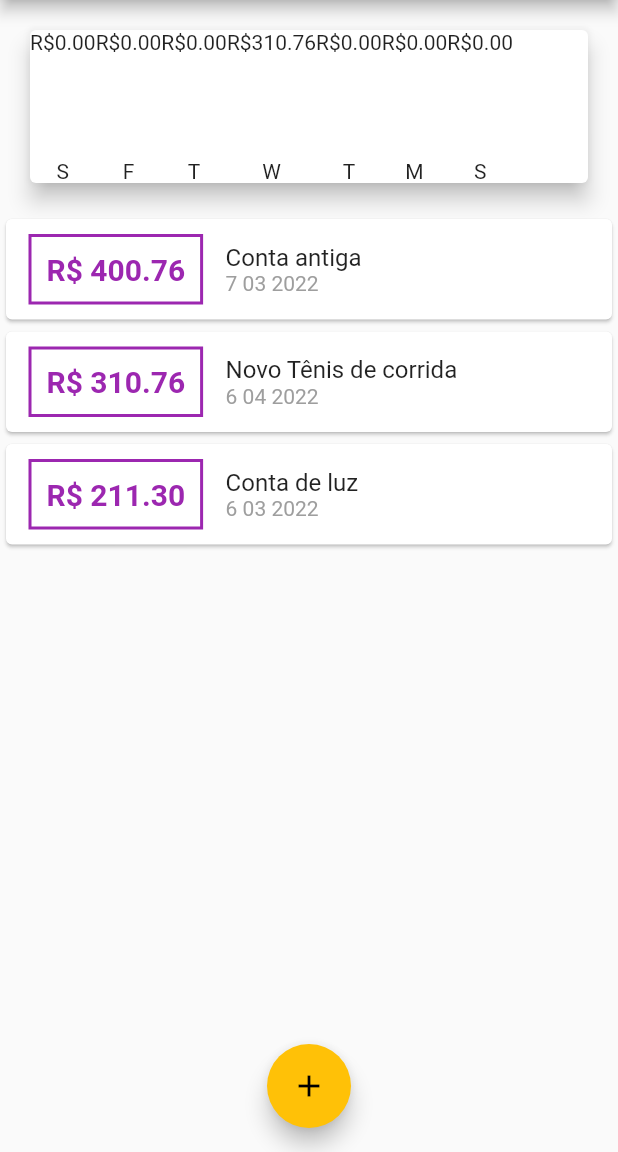
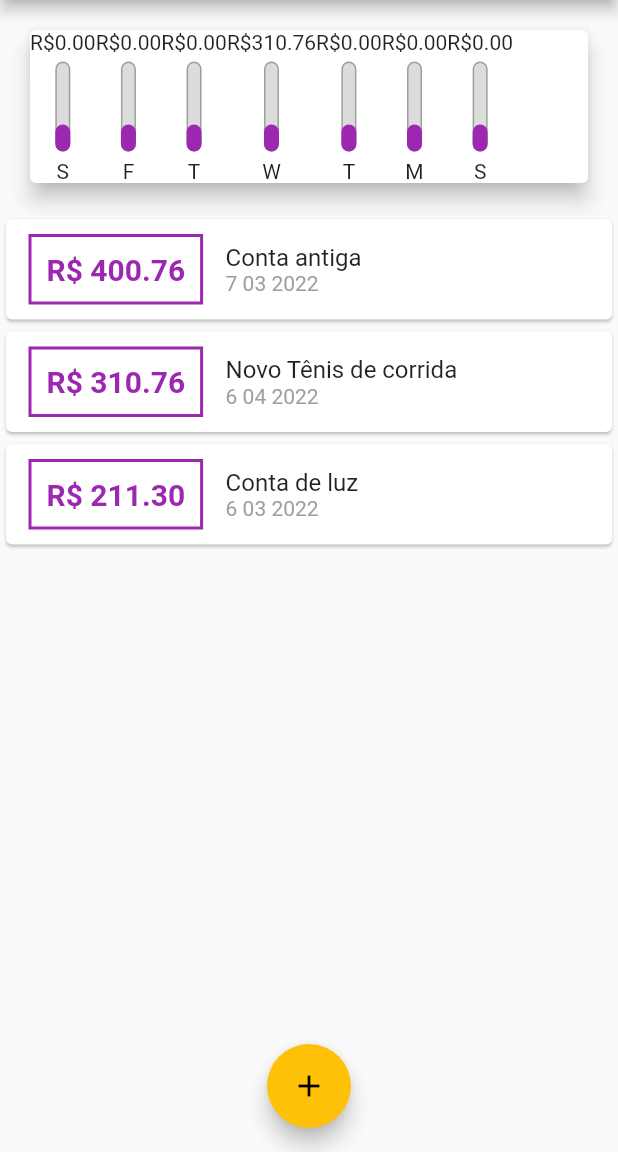
Before and after one commit to alexandreccarmo/expenses, a Flutter app: the screen it shows after launch, on a phone screen of 412 x 824 dp, the part 84-1236 px from its top. Run offline on Flutter 3.47's test engine with Material 2 defaults, Android fonts, the phone set to English and light mode, and no system bars.

Commit message:
adicionado primeira etapa para preenchimento do grafico

```diff
--- a/lib/components/chart.dart
+++ b/lib/components/chart.dart
@@ -46,7 +46,7 @@ class Chart extends StatelessWidget{
           return ChartBar(
               label: tr['day'].toString(),
               value: (tr['value'] as double),
-              percetage: 0
+              percetage: 0.3
           );
         }).toList(),
       ),
--- a/lib/components/chart_bar.dart
+++ b/lib/components/chart_bar.dart
@@ -21,7 +21,30 @@ class ChartBar extends StatelessWidget{
         Container(
           height: 60,
           width: 10,
-          child: null,
+          child: Stack(
+            alignment: Alignment.bottomCenter,
+            children: <Widget>[
+              Container(
+                decoration: BoxDecoration(
+                  border: Border.all(
+                    color: Colors.grey,
+                    width: 1.0,
+                  ),
+                  color: Color.fromRGBO(220, 220, 220, 1),
+                  borderRadius: BorderRadius.circular(5),
+                ),
+              ),
+              FractionallySizedBox(
+                heightFactor: percetage,
+                child: Container(
+                  decoration: BoxDecoration(
+                    color: Theme.of(context).primaryColor,
+                    borderRadius: BorderRadius.circular(5),
+                  ),
+                ),
+              ),
+            ],
+          ),
         ),
         SizedBox(height: 5),
         Text(label)
```
Also changed, not shown: 18 other files.
